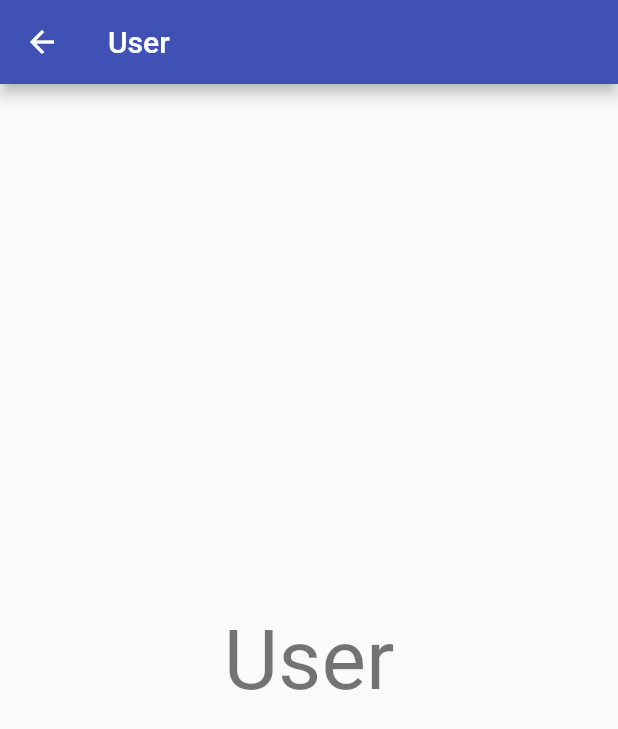
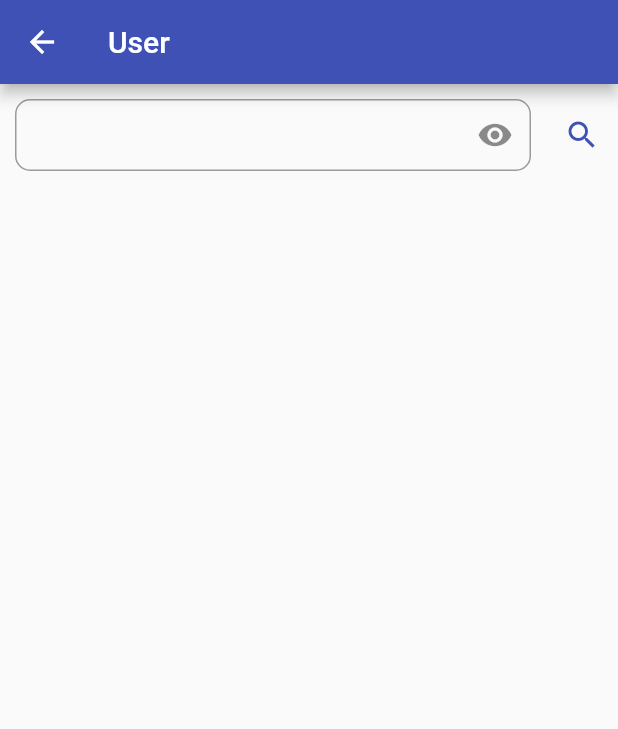
Before and after one commit to youssefelbalibouhousse/git_hub_mobile_app, a Flutter app: the screen it shows after launch, on a phone screen of 412 x 824 dp. Shown: the top 729 px of the screen. Run offline on Flutter 3.47's test engine with Material 2 defaults, Android fonts, the phone set to English and light mode, and no system bars.

Commit message:
Ajout du formulaire dans un container afin de le manipuler Ajout de l'icone de recherche d'

```diff
--- a/lib/pages/users/user.page.dart
+++ b/lib/pages/users/user.page.dart
@@ -6,7 +6,38 @@ class UsersPage extends StatelessWidget{
     return Scaffold(
       appBar: AppBar(title: Text('User'),),
       body: Center( // permet de centrer le texte child
-        child: Text('User', style:Theme.of(context).textTheme.headline2,),
+        child: Column(
+          children: [
+            Row(
+              children: [// debut de ligne
+                Expanded( //pour occuper la largeur de toute la page
+                  child: Container( //Ici l'emploi du container sur TextFormFields permet de manipuler un bloc et le centrer via padding
+                      padding: EdgeInsets.all(10),
+                      child: TextFormField(
+                        decoration: InputDecoration(
+                            suffixIcon: Icon(Icons.visibility),//icone de masquage a droite du formulaire
+                            //icon: Icon(Icons.local_cafe), icone a gauche
+                            contentPadding: EdgeInsets.all(10), //espace entre texte et bordure
+                            border: OutlineInputBorder(
+                                borderRadius: BorderRadius.circular(10), //arrondie du formulaire
+                                borderSide: BorderSide(
+                                    width: 1 , color: Colors.indigo
+                                )
+                            )
+                        ),
+                      )
+                  ),
+                ),
+                IconButton(
+                    onPressed: null,
+                    icon: Icon(Icons.search , color: Colors.indigo,)
+                )
+
+              ],
+            )
+
+          ],
+        )
       ),
     );
   }
```
